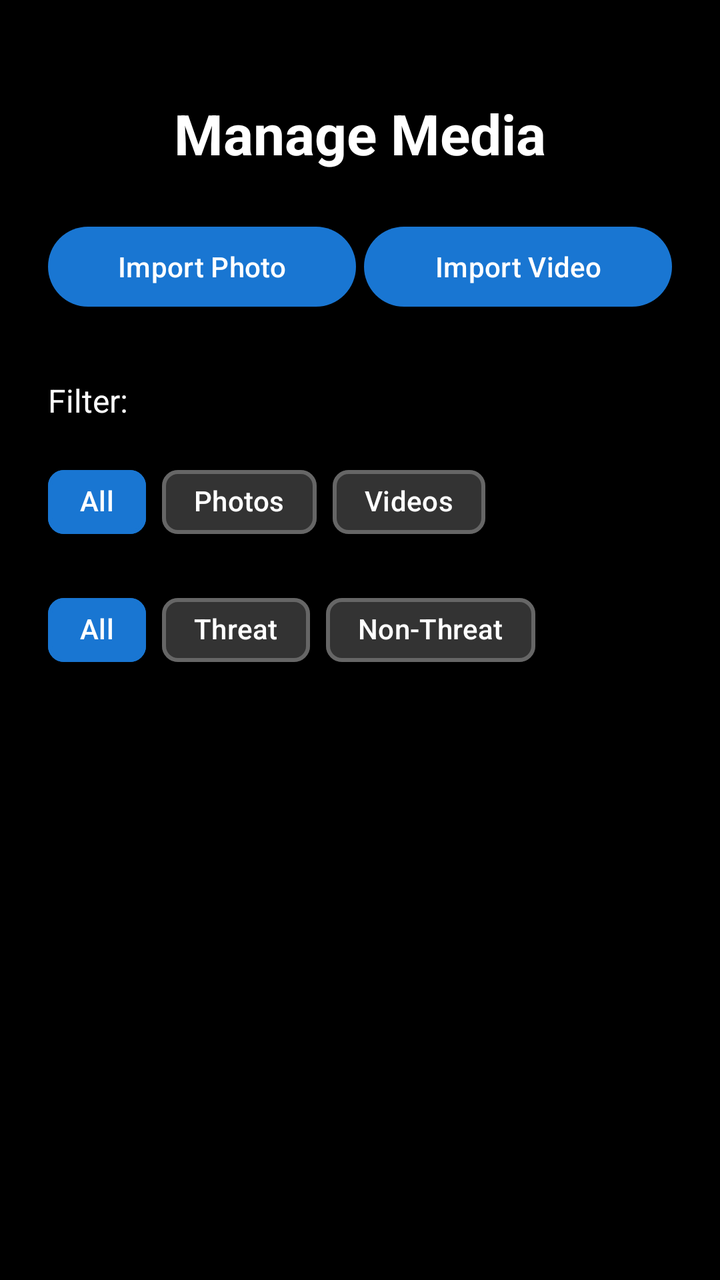
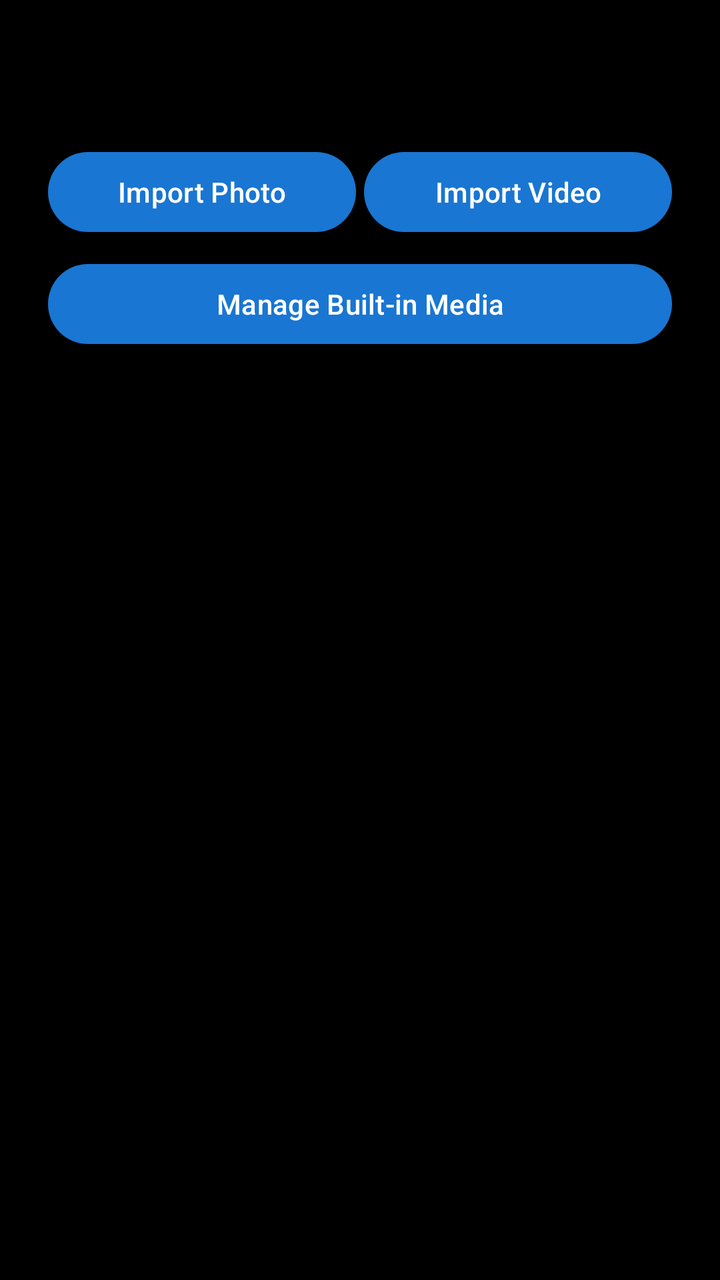

Screens rendered from an Android XML layout before and after an edit, with the pre-edit source and the edit as a unified diff.
<!-- AndroidManifest.xml: application theme Theme.TargetDiscriminator -->
<!-- res/layout/fragment_media_management.xml -->
<?xml version="1.0" encoding="utf-8"?>
<androidx.constraintlayout.widget.ConstraintLayout xmlns:android="http://schemas.android.com/apk/res/android"
    xmlns:app="http://schemas.android.com/apk/res-auto"
    xmlns:tools="http://schemas.android.com/tools"
    android:layout_width="match_parent"
    android:layout_height="match_parent"
    android:background="@color/black"
    android:padding="24dp"
    tools:context=".presentation.media_management.MediaManagementFragment">

    <TextView
        android:id="@+id/titleText"
        android:layout_width="wrap_content"
        android:layout_height="wrap_content"
        android:layout_marginTop="24dp"
        android:text="@string/media_management_title"
        android:textColor="@color/white"
        android:textSize="28sp"
        android:textStyle="bold"
        app:layout_constraintEnd_toEndOf="parent"
        app:layout_constraintStart_toStartOf="parent"
        app:layout_constraintTop_toTopOf="parent" />

    <com.google.android.material.button.MaterialButton
        android:id="@+id/importPhotoButton"
        android:layout_width="0dp"
        android:layout_height="wrap_content"
        android:layout_marginTop="24dp"
        android:layout_marginEnd="4dp"
        android:text="@string/media_management_import_photo"
        app:layout_constraintEnd_toStartOf="@id/importVideoButton"
        app:layout_constraintStart_toStartOf="parent"
        app:layout_constraintTop_toBottomOf="@id/titleText"
        app:layout_constraintHorizontal_chainStyle="spread" />

    <com.google.android.material.button.MaterialButton
        android:id="@+id/importVideoButton"
        android:layout_width="0dp"
        android:layout_height="wrap_content"
        android:text="@string/media_management_import_video"
        app:layout_constraintEnd_toEndOf="parent"
        app:layout_constraintStart_toEndOf="@id/importPhotoButton"
        app:layout_constraintTop_toTopOf="@id/importPhotoButton" />

    <TextView
        android:id="@+id/filterLabel"
        android:layout_width="wrap_content"
        android:layout_height="wrap_content"
        android:layout_marginTop="32dp"
        android:text="Filter:"
        android:textColor="@color/white"
        android:textSize="16sp"
        app:layout_constraintStart_toStartOf="parent"
        app:layout_constraintTop_toBottomOf="@id/importPhotoButton" />

    <com.google.android.material.chip.ChipGroup
        android:id="@+id/mediaTypeChipGroup"
        android:layout_width="wrap_content"
        android:layout_height="wrap_content"
        android:layout_marginTop="16dp"
        app:layout_constraintStart_toStartOf="parent"
        app:layout_constraintTop_toBottomOf="@id/filterLabel"
        app:singleSelection="true"
        app:checkedChip="@id/mediaTypeAllChip">

        <com.google.android.material.chip.Chip
            android:id="@+id/mediaTypeAllChip"
            android:layout_width="wrap_content"
            android:layout_height="wrap_content"
            android:text="@string/media_management_filter_all"
            android:textColor="@color/white"
            android:checkable="true"
            android:checked="true"
            app:chipBackgroundColor="@color/chip_background_selector"
            app:chipStrokeColor="@color/chip_stroke_selector"
            app:chipStrokeWidth="2dp"
            app:checkedIconVisible="false" />

        <com.google.android.material.chip.Chip
            android:id="@+id/mediaTypePhotosChip"
            android:layout_width="wrap_content"
            android:layout_height="wrap_content"
            android:text="@string/media_management_filter_photos"
            android:textColor="@color/white"
            android:checkable="true"
            app:chipBackgroundColor="@color/chip_background_selector"
            app:chipStrokeColor="@color/chip_stroke_selector"
            app:chipStrokeWidth="2dp"
            app:checkedIconVisible="false" />

        <com.google.android.material.chip.Chip
            android:id="@+id/mediaTypeVideosChip"
            android:layout_width="wrap_content"
            android:layout_height="wrap_content"
            android:text="@string/media_management_filter_videos"
            android:textColor="@color/white"
            android:checkable="true"
            app:chipBackgroundColor="@color/chip_background_selector"
            app:chipStrokeColor="@color/chip_stroke_selector"
            app:chipStrokeWidth="2dp"
            app:checkedIconVisible="false" />

    </com.google.android.material.chip.ChipGroup>

    <com.google.android.material.chip.ChipGroup
        android:id="@+id/threatTypeChipGroup"
        android:layout_width="wrap_content"
        android:layout_height="wrap_content"
        android:layout_marginTop="16dp"
        app:layout_constraintStart_toStartOf="parent"
        app:layout_constraintTop_toBottomOf="@id/mediaTypeChipGroup"
        app:singleSelection="true"
        app:checkedChip="@id/threatTypeAllChip">

        <com.google.android.material.chip.Chip
            android:id="@+id/threatTypeAllChip"
            android:layout_width="wrap_content"
            android:layout_height="wrap_content"
            android:text="@string/media_management_filter_all"
            android:textColor="@color/white"
            android:checkable="true"
            android:checked="true"
            app:chipBackgroundColor="@color/chip_background_selector"
            app:chipStrokeColor="@color/chip_stroke_selector"
            app:chipStrokeWidth="2dp"
            app:checkedIconVisible="false" />

        <com.google.android.material.chip.Chip
            android:id="@+id/threatTypeThreatChip"
            android:layout_width="wrap_content"
            android:layout_height="wrap_content"
            android:text="@string/media_management_filter_threat"
            android:textColor="@color/white"
            android:checkable="true"
            app:chipBackgroundColor="@color/chip_background_selector"
            app:chipStrokeColor="@color/chip_stroke_selector"
            app:chipStrokeWidth="2dp"
            app:checkedIconVisible="false" />

        <com.google.android.material.chip.Chip
            android:id="@+id/threatTypeNonThreatChip"
            android:layout_width="wrap_content"
            android:layout_height="wrap_content"
            android:text="@string/media_management_filter_non_threat"
            android:textColor="@color/white"
            android:checkable="true"
            app:chipBackgroundColor="@color/chip_background_selector"
            app:chipStrokeColor="@color/chip_stroke_selector"
            app:chipStrokeWidth="2dp"
            app:checkedIconVisible="false" />

    </com.google.android.material.chip.ChipGroup>

    <androidx.recyclerview.widget.RecyclerView
        android:id="@+id/mediaRecyclerView"
        android:layout_width="0dp"
        android:layout_height="0dp"
        android:layout_marginTop="24dp"
        app:layout_constraintBottom_toBottomOf="parent"
        app:layout_constraintEnd_toEndOf="parent"
        app:layout_constraintStart_toStartOf="parent"
        app:layout_constraintTop_toBottomOf="@id/threatTypeChipGroup" />

    <ProgressBar
        android:id="@+id/loadingProgressBar"
        android:layout_width="wrap_content"
        android:layout_height="wrap_content"
        android:visibility="gone"
        app:layout_constraintBottom_toBottomOf="parent"
        app:layout_constraintEnd_toEndOf="parent"
        app:layout_constraintStart_toStartOf="parent"
        app:layout_constraintTop_toTopOf="parent" />

    <TextView
        android:id="@+id/emptyText"
        android:layout_width="wrap_content"
        android:layout_height="wrap_content"
        android:text="@string/media_management_empty"
        android:textColor="@color/white"
        android:textSize="16sp"
        android:visibility="gone"
        app:layout_constraintBottom_toBottomOf="parent"
        app:layout_constraintEnd_toEndOf="parent"
        app:layout_constraintStart_toStartOf="parent"
        app:layout_constraintTop_toTopOf="parent" />

</androidx.constraintlayout.widget.ConstraintLayout>
<!-- resources referenced by this layout -->
<resources>
  <color name="black">#000000</color>
  <color name="white">#FFFFFF</color>
  <string name="media_management_empty">No media imported yet</string>
  <string name="media_management_filter_all">All</string>
  <string name="media_management_filter_non_threat">Non-Threat</string>
  <string name="media_management_filter_photos">Photos</string>
  <string name="media_management_filter_threat">Threat</string>
  <string name="media_management_filter_videos">Videos</string>
  <string name="media_management_import_photo">Import Photo</string>
  <string name="media_management_import_video">Import Video</string>
  <string name="media_management_title">Manage Media</string>
  <style name="Theme.TargetDiscriminator" parent="Theme.Material3.DayNight.NoActionBar">
          <item name="colorPrimary">@color/md_theme_light_primary</item>
          <item name="colorOnPrimary">@color/md_theme_light_onPrimary</item>
          <item name="colorPrimaryContainer">@color/md_theme_light_primaryContainer</item>
          <item name="colorOnPrimaryContainer">@color/md_theme_light_onPrimaryContainer</item>
          <item name="colorSecondary">@color/md_theme_light_secondary</item>
          <item name="colorOnSecondary">@color/md_theme_light_onSecondary</item>
          <item name="colorSecondaryContainer">@color/md_theme_light_secondaryContainer</item>
          <item name="colorOnSecondaryContainer">@color/md_theme_light_onSecondaryContainer</item>
          <item name="colorTertiary">@color/md_theme_light_tertiary</item>
          <item name="colorOnTertiary">@color/md_theme_light_onTertiary</item>
          <item name="colorTertiaryContainer">@color/md_theme_light_tertiaryContainer</item>
          <item name="colorOnTertiaryContainer">@color/md_theme_light_onTertiaryContainer</item>
          <item name="colorError">@color/md_theme_light_error</item>
          <item name="colorOnError">@color/md_theme_light_onError</item>
          <item name="colorErrorContainer">@color/md_theme_light_errorContainer</item>
          <item name="colorOnErrorContainer">@color/md_theme_light_onErrorContainer</item>
          <item name="android:colorBackground">@color/md_theme_light_background</item>
          <item name="colorOnBackground">@color/md_theme_light_onBackground</item>
          <item name="colorSurface">@color/md_theme_light_surface</item>
          <item name="colorOnSurface">@color/md_theme_light_onSurface</item>
          <item name="colorSurfaceVariant">@color/md_theme_light_surfaceVariant</item>
          <item name="colorOnSurfaceVariant">@color/md_theme_light_onSurfaceVariant</item>
      </style>
  <color name="md_theme_light_primary">#1976D2</color>
  <color name="md_theme_light_onPrimary">#FFFFFF</color>
  <color name="md_theme_light_primaryContainer">#BBDEFB</color>
  <color name="md_theme_light_onPrimaryContainer">#0D47A1</color>
  <color name="md_theme_light_secondary">#424242</color>
  <color name="md_theme_light_onSecondary">#FFFFFF</color>
  <color name="md_theme_light_secondaryContainer">#E0E0E0</color>
  <color name="md_theme_light_onSecondaryContainer">#212121</color>
  <color name="md_theme_light_tertiary">#FF6F00</color>
  <color name="md_theme_light_onTertiary">#FFFFFF</color>
  <color name="md_theme_light_tertiaryContainer">#FFE0B2</color>
  <color name="md_theme_light_onTertiaryContainer">#E65100</color>
  <color name="md_theme_light_error">#B00020</color>
  <color name="md_theme_light_onError">#FFFFFF</color>
  <color name="md_theme_light_errorContainer">#FFCDD2</color>
  <color name="md_theme_light_onErrorContainer">#C62828</color>
  <color name="md_theme_light_background">#FFFFFF</color>
  <color name="md_theme_light_onBackground">#212121</color>
  <color name="md_theme_light_surface">#FFFFFF</color>
  <color name="md_theme_light_onSurface">#212121</color>
  <color name="md_theme_light_surfaceVariant">#F5F5F5</color>
  <color name="md_theme_light_onSurfaceVariant">#757575</color>
</resources>

<!-- the commit's change to res/layout/fragment_media_management.xml (unified diff, before → after) -->
@@ -8,29 +8,16 @@
     android:padding="24dp"
     tools:context=".presentation.media_management.MediaManagementFragment">
 
-    <TextView
-        android:id="@+id/titleText"
-        android:layout_width="wrap_content"
-        android:layout_height="wrap_content"
-        android:layout_marginTop="24dp"
-        android:text="@string/media_management_title"
-        android:textColor="@color/white"
-        android:textSize="28sp"
-        android:textStyle="bold"
-        app:layout_constraintEnd_toEndOf="parent"
-        app:layout_constraintStart_toStartOf="parent"
-        app:layout_constraintTop_toTopOf="parent" />
-
     <com.google.android.material.button.MaterialButton
         android:id="@+id/importPhotoButton"
         android:layout_width="0dp"
         android:layout_height="wrap_content"
-        android:layout_marginTop="24dp"
+        android:layout_marginTop="48dp"
         android:layout_marginEnd="4dp"
         android:text="@string/media_management_import_photo"
         app:layout_constraintEnd_toStartOf="@id/importVideoButton"
         app:layout_constraintStart_toStartOf="parent"
-        app:layout_constraintTop_toBottomOf="@id/titleText"
+        app:layout_constraintTop_toTopOf="parent"
         app:layout_constraintHorizontal_chainStyle="spread" />
 
     <com.google.android.material.button.MaterialButton
@@ -42,114 +29,15 @@
         app:layout_constraintStart_toEndOf="@id/importPhotoButton"
         app:layout_constraintTop_toTopOf="@id/importPhotoButton" />
 
-    <TextView
-        android:id="@+id/filterLabel"
-        android:layout_width="wrap_content"
+    <com.google.android.material.button.MaterialButton
+        android:id="@+id/manageBuiltInMediaButton"
+        android:layout_width="0dp"
         android:layout_height="wrap_content"
-        android:layout_marginTop="32dp"
-        android:text="Filter:"
-        android:textColor="@color/white"
-        android:textSize="16sp"
+        android:layout_marginTop="8dp"
+        android:text="Manage Built-in Media"
+        app:layout_constraintEnd_toEndOf="parent"
         app:layout_constraintStart_toStartOf="parent"
         app:layout_constraintTop_toBottomOf="@id/importPhotoButton" />
-
-    <com.google.android.material.chip.ChipGroup
-        android:id="@+id/mediaTypeChipGroup"
-        android:layout_width="wrap_content"
-        android:layout_height="wrap_content"
-        android:layout_marginTop="16dp"
-        app:layout_constraintStart_toStartOf="parent"
-        app:layout_constraintTop_toBottomOf="@id/filterLabel"
-        app:singleSelection="true"
-        app:checkedChip="@id/mediaTypeAllChip">
-
-        <com.google.android.material.chip.Chip
-            android:id="@+id/mediaTypeAllChip"
-            android:layout_width="wrap_content"
-            android:layout_height="wrap_content"
-            android:text="@string/media_management_filter_all"
-            android:textColor="@color/white"
-            android:checkable="true"
-            android:checked="true"
-            app:chipBackgroundColor="@color/chip_background_selector"
-            app:chipStrokeColor="@color/chip_stroke_selector"
-            app:chipStrokeWidth="2dp"
-            app:checkedIconVisible="false" />
-
-        <com.google.android.material.chip.Chip
-            android:id="@+id/mediaTypePhotosChip"
-            android:layout_width="wrap_content"
-            android:layout_height="wrap_content"
-            android:text="@string/media_management_filter_photos"
-            android:textColor="@color/white"
-            android:checkable="true"
-            app:chipBackgroundColor="@color/chip_background_selector"
-            app:chipStrokeColor="@color/chip_stroke_selector"
-            app:chipStrokeWidth="2dp"
-            app:checkedIconVisible="false" />
-
-        <com.google.android.material.chip.Chip
-            android:id="@+id/mediaTypeVideosChip"
-            android:layout_width="wrap_content"
-            android:layout_height="wrap_content"
-            android:text="@string/media_management_filter_videos"
-            android:textColor="@color/white"
-            android:checkable="true"
-            app:chipBackgroundColor="@color/chip_background_selector"
-            app:chipStrokeColor="@color/chip_stroke_selector"
-            app:chipStrokeWidth="2dp"
-            app:checkedIconVisible="false" />
-
-    </com.google.android.material.chip.ChipGroup>
-
-    <com.google.android.material.chip.ChipGroup
-        android:id="@+id/threatTypeChipGroup"
-        android:layout_width="wrap_content"
-        android:layout_height="wrap_content"
-        android:layout_marginTop="16dp"
-        app:layout_constraintStart_toStartOf="parent"
-        app:layout_constraintTop_toBottomOf="@id/mediaTypeChipGroup"
-        app:singleSelection="true"
-        app:checkedChip="@id/threatTypeAllChip">
-
-        <com.google.android.material.chip.Chip
-            android:id="@+id/threatTypeAllChip"
-            android:layout_width="wrap_content"
-            android:layout_height="wrap_content"
-            android:text="@string/media_management_filter_all"
-            android:textColor="@color/white"
-            android:checkable="true"
-            android:checked="true"
-            app:chipBackgroundColor="@color/chip_background_selector"
-            app:chipStrokeColor="@color/chip_stroke_selector"
-            app:chipStrokeWidth="2dp"
-            app:checkedIconVisible="false" />
-
-        <com.google.android.material.chip.Chip
-            android:id="@+id/threatTypeThreatChip"
-            android:layout_width="wrap_content"
-            android:layout_height="wrap_content"
-            android:text="@string/media_management_filter_threat"
-            android:textColor="@color/white"
-            android:checkable="true"
-            app:chipBackgroundColor="@color/chip_background_selector"
-            app:chipStrokeColor="@color/chip_stroke_selector"
-            app:chipStrokeWidth="2dp"
-            app:checkedIconVisible="false" />
-
-        <com.google.android.material.chip.Chip
-            android:id="@+id/threatTypeNonThreatChip"
-            android:layout_width="wrap_content"
-            android:layout_height="wrap_content"
-            android:text="@string/media_management_filter_non_threat"
-            android:textColor="@color/white"
-            android:checkable="true"
-            app:chipBackgroundColor="@color/chip_background_selector"
-            app:chipStrokeColor="@color/chip_stroke_selector"
-            app:chipStrokeWidth="2dp"
-            app:checkedIconVisible="false" />
-
-    </com.google.android.material.chip.ChipGroup>
 
     <androidx.recyclerview.widget.RecyclerView
         android:id="@+id/mediaRecyclerView"
@@ -159,7 +47,7 @@
         app:layout_constraintBottom_toBottomOf="parent"
         app:layout_constraintEnd_toEndOf="parent"
         app:layout_constraintStart_toStartOf="parent"
-        app:layout_constraintTop_toBottomOf="@id/threatTypeChipGroup" />
+        app:layout_constraintTop_toBottomOf="@id/manageBuiltInMediaButton" />
 
     <ProgressBar
         android:id="@+id/loadingProgressBar"
<!-- resource entries referenced after the edit -->
@@ -3,14 +3,8 @@
   <color name="black">#000000</color>
   <color name="white">#FFFFFF</color>
   <string name="media_management_empty">No media imported yet</string>
-  <string name="media_management_filter_all">All</string>
-  <string name="media_management_filter_non_threat">Non-Threat</string>
-  <string name="media_management_filter_photos">Photos</string>
-  <string name="media_management_filter_threat">Threat</string>
-  <string name="media_management_filter_videos">Videos</string>
   <string name="media_management_import_photo">Import Photo</string>
   <string name="media_management_import_video">Import Video</string>
-  <string name="media_management_title">Manage Media</string>
   <style name="Theme.TargetDiscriminator" parent="Theme.Material3.DayNight.NoActionBar">
           <item name="colorPrimary">@color/md_theme_light_primary</item>
           <item name="colorOnPrimary">@color/md_theme_light_onPrimary</item>
